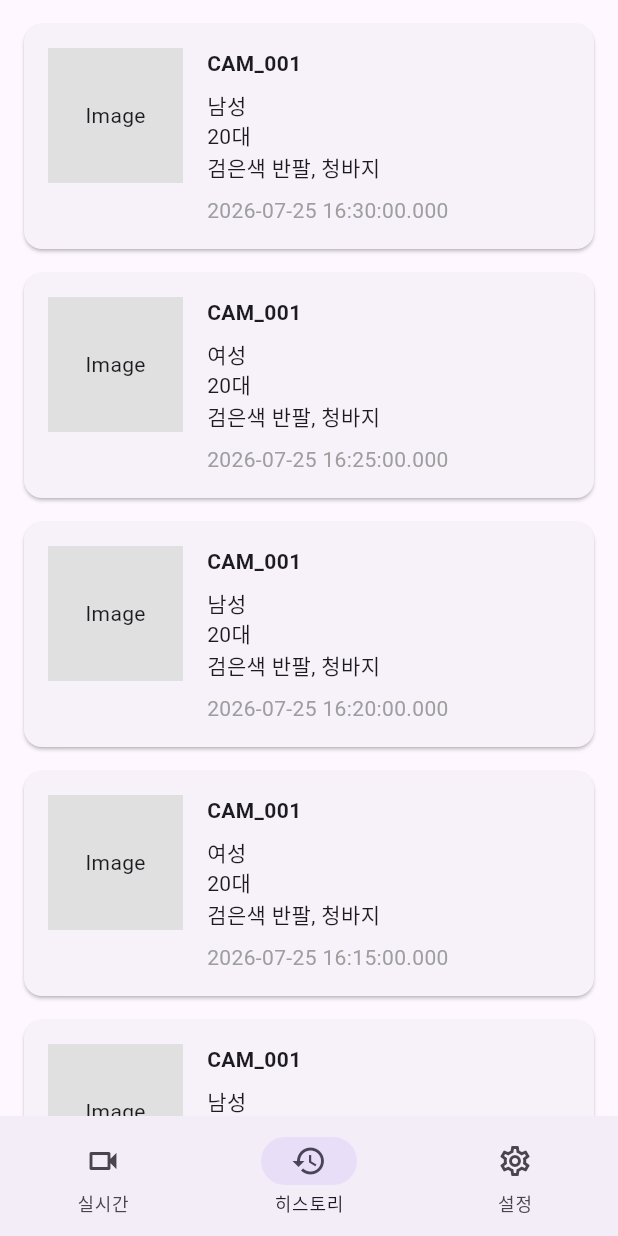
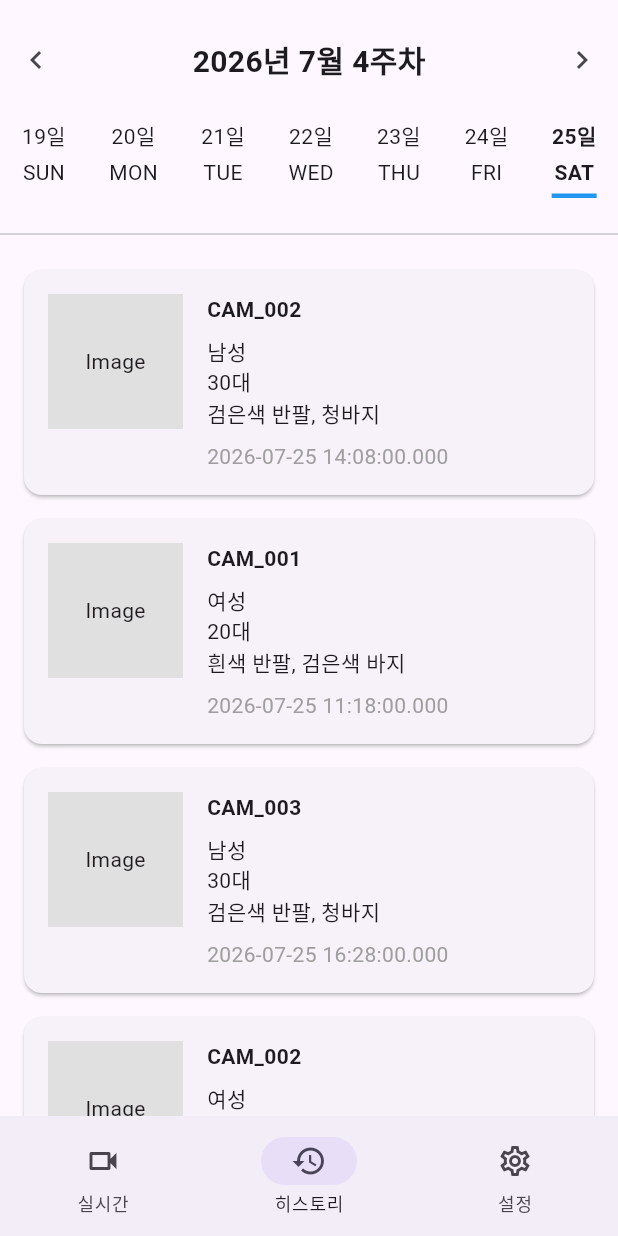
Before and after one commit to Eye-O-T/AI_CCTV-Mobile, a Flutter app: the screen it shows after launch, item 2 of the bottom bar chosen, on a phone screen of 412 x 824 dp. Run offline on Flutter 3.47's test engine with Material 3 defaults, Android fonts, the phone set to English and light mode, and no system bars; our stand-ins replace flutter_riverpod, go_router.

Commit message:
상단바 추가 - 날짜 선택 기능

```diff
--- a/app/lib/data/dummy_events.dart
+++ b/app/lib/data/dummy_events.dart
@@ -3,13 +3,23 @@ import '../models/event.dart';
 final List<Event> dummyEvents = List.generate(
   20,
       (index) => Event(
-    cameraId: 'CAM_001',
-    occurredAt: DateTime(2026, 7, 25, 16, 30).subtract(
-      Duration(minutes: index * 5),
+    cameraId: 'CAM_${(index % 3 + 1).toString().padLeft(3, '0')}',
+
+    // 7월 21일 ~ 25일에 이벤트 분산
+    occurredAt: DateTime(
+      2026,
+      7,
+      21 + (index % 5),
+      10 + (index % 8),
+      index * 2,
     ),
+
     gender: index.isEven ? '남성' : '여성',
-    age: '20대',
-    appearance: '검은색 반팔, 청바지',
+    age: index % 3 == 0 ? '20대' : '30대',
+    appearance: index.isEven
+        ? '검은색 반팔, 청바지'
+        : '흰색 반팔, 검은색 바지',
+
     cropImagePath: 'media/crops/test_img.jpg',
     trajectoryImagePath: 'media/crops/test_img.jpg',
     clipVideoPath: 'media/clips/test2.mp4',
--- a/app/lib/providers/event_provider.dart
+++ b/app/lib/providers/event_provider.dart
@@ -10,6 +10,28 @@ final eventRepositoryProvider = Provider<EventRepository>((ref) {
 
 final eventsProvider = FutureProvider<List<Event>>((ref) async {
   final repository = ref.watch(eventRepositoryProvider);
+  final selectedDate = ref.watch(selectedDateProvider);
 
-  return repository.getEvents();
+  final events = await repository.getEvents();
+
+  return events.where((event) {
+    return event.occurredAt.year == selectedDate.year &&
+        event.occurredAt.month == selectedDate.month &&
+        event.occurredAt.day == selectedDate.day;
+  }).toList();
 });
+class SelectedDateNotifier extends Notifier<DateTime> {
+  @override
+  DateTime build() {
+    return DateTime(2026, 7, 25); // 초기 날짜 설정
+  }
+
+  void selectDate(DateTime date) {
+    state = date;
+  }
+}
+
+final selectedDateProvider =
+NotifierProvider<SelectedDateNotifier, DateTime>(
+  SelectedDateNotifier.new,
+);
--- a/app/lib/screens/history_screen.dart
+++ b/app/lib/screens/history_screen.dart
@@ -3,6 +3,7 @@ import 'package:flutter_riverpod/flutter_riverpod.dart';
 
 import '../providers/event_provider.dart';
 import '../widgets/event_card.dart';
+import '../widgets/history_date_selector.dart';
 
 class HistoryScreen extends ConsumerWidget {
   const HistoryScreen({super.key});
@@ -11,19 +12,29 @@ class HistoryScreen extends ConsumerWidget {
   Widget build(BuildContext context, WidgetRef ref) {
     final eventsAsync = ref.watch(eventsProvider);
 
-    return eventsAsync.when(
+    return SafeArea(
+      child: Column(
+        children: [
+          const SizedBox(height: 16),
+
+          const HistoryDateSelector(),
+
+          const SizedBox(height: 16),
+
+          const Divider(),
+
+          Expanded(
+            child: eventsAsync.when(
               loading: () {
                 return const Center(
                   child: CircularProgressIndicator(),
                 );
               },
-
               error: (error, stackTrace) {
                 return Center(
                   child: Text('오류: $error'),
                 );
               },
-
               data: (events) {
                 if (events.isEmpty) {
                   return const Center(
@@ -41,6 +52,10 @@ class HistoryScreen extends ConsumerWidget {
                   },
                 );
               },
+            ),
+          ),
+        ],
+      ),
     );
   }
 }
--- /dev/null
+++ b/app/lib/widgets/history_date_selector.dart
@@ -0,0 +1,157 @@
+import 'package:flutter/material.dart';
+import 'package:flutter_riverpod/flutter_riverpod.dart';
+
+import '../providers/event_provider.dart';
+
+class HistoryDateSelector extends ConsumerWidget {
+  const HistoryDateSelector({super.key});
+
+  @override
+  Widget build(BuildContext context, WidgetRef ref) {
+    final selectedDate = ref.watch(selectedDateProvider);
+
+    // 선택 날짜가 포함된 주의 일요일
+    final startOfWeek = selectedDate.subtract(
+      Duration(days: selectedDate.weekday % 7),
+    );
+
+    // 일요일 ~ 토요일
+    final weekDates = List.generate(
+      7,
+          (index) => startOfWeek.add(Duration(days: index)),
+    );
+
+    return Column(
+      children: [
+        // 상단: < 2026년 7월 4주차 >
+        Row(
+          mainAxisAlignment: MainAxisAlignment.spaceBetween,
+          children: [
+            IconButton(
+              onPressed: () {
+                ref
+                    .read(selectedDateProvider.notifier)
+                    .selectDate(
+                  selectedDate.subtract(
+                    const Duration(days: 7),
+                  ),
+                );
+              },
+              icon: const Icon(Icons.chevron_left),
+            ),
+
+            Text(
+              _weekTitle(selectedDate),
+              style: const TextStyle(
+                fontSize: 20,
+                fontWeight: FontWeight.bold,
+              ),
+            ),
+            IconButton(
+              onPressed: () {
+                final newDate = selectedDate.add(
+                  const Duration(days: 7),
+                );
+
+                debugPrint('기존 날짜: $selectedDate');
+                debugPrint('변경 날짜: $newDate');
+
+                ref
+                    .read(selectedDateProvider.notifier)
+                    .selectDate(newDate);
+              },
+              icon: const Icon(Icons.chevron_right),
+            ),
+          ],
+        ),
+
+        const SizedBox(height: 16),
+
+        // 날짜 7개
+        Row(
+          mainAxisAlignment: MainAxisAlignment.spaceAround,
+          children: weekDates.map((date) {
+            final isSelected = _isSameDay(
+              date,
+              selectedDate,
+            );
+
+            return GestureDetector(
+              onTap: () {
+                ref
+                    .read(selectedDateProvider.notifier)
+                    .selectDate(date);
+              },
+              child: Column(
+                children: [
+                  Text(
+                    '${date.day}일',
+                    style: TextStyle(
+                      fontWeight: isSelected
+                          ? FontWeight.bold
+                          : FontWeight.normal,
+                    ),
+                  ),
+
+                  const SizedBox(height: 4),
+
+                  Text(
+                    _weekdayName(date.weekday),
+                    style: TextStyle(
+                      fontWeight: isSelected
+                          ? FontWeight.bold
+                          : FontWeight.normal,
+                    ),
+                  ),
+
+                  const SizedBox(height: 4),
+
+                  Container(
+                    width: 30,
+                    height: 3,
+                    color: isSelected
+                        ? Colors.blue
+                        : Colors.transparent,
+                  ),
+                ],
+              ),
+            );
+          }).toList(),
+        ),
+      ],
+    );
+  }
+
+  bool _isSameDay(DateTime a, DateTime b) {
+    return a.year == b.year &&
+        a.month == b.month &&
+        a.day == b.day;
+  }
+
+  String _weekdayName(int weekday) {
+    switch (weekday) {
+      case DateTime.monday:
+        return 'MON';
+      case DateTime.tuesday:
+        return 'TUE';
+      case DateTime.wednesday:
+        return 'WED';
+      case DateTime.thursday:
+        return 'THU';
+      case DateTime.friday:
+        return 'FRI';
+      case DateTime.saturday:
+        return 'SAT';
+      case DateTime.sunday:
+        return 'SUN';
+      default:
+        return '';
+    }
+  }
+
+  String _weekTitle(DateTime date) {
+    final weekOfMonth = ((date.day - 1) ~/ 7) + 1;
+
+    return '${date.year}년 ${date.month}월 $weekOfMonth주차';
+  }
+}
```
Lines whose indentation alone changed are shown as unchanged.
